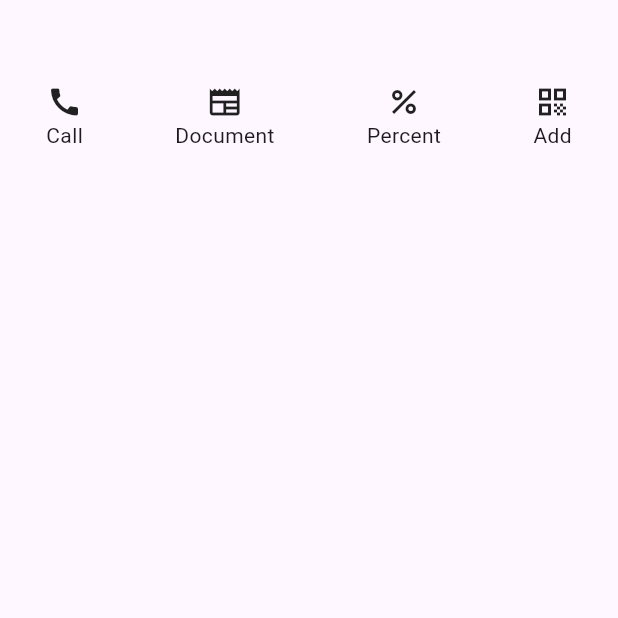
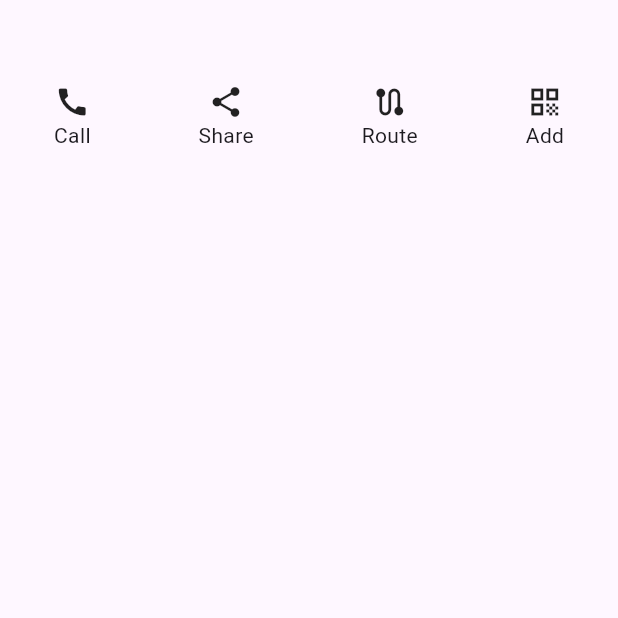
Before and after one commit to noptech85/example3, a Flutter app: the screen it shows after launch, on a phone screen of 412 x 824 dp, the top half of it. Run offline on Flutter 3.47's test engine with Material 3 defaults, Android fonts, the phone set to English and light mode, and no system bars.

Commit message:
example3-v4

```diff
--- a/lib/screen/home_screen.dart
+++ b/lib/screen/home_screen.dart
@@ -24,14 +24,14 @@ class _HomeScreenState extends State<HomeScreen> {
           ),
           Column(
             children: [
-              Icon(Icons.newspaper),
-              Text("Document"),
+              Icon(Icons.share),
+              Text("Share"),
             ],
           ),
           Column(
             children: [
-              Icon(Icons.percent),
-              Text("Percent"),
+              Icon(Icons.route),
+              Text("Route"),
             ],
           ),
           Column(
```
